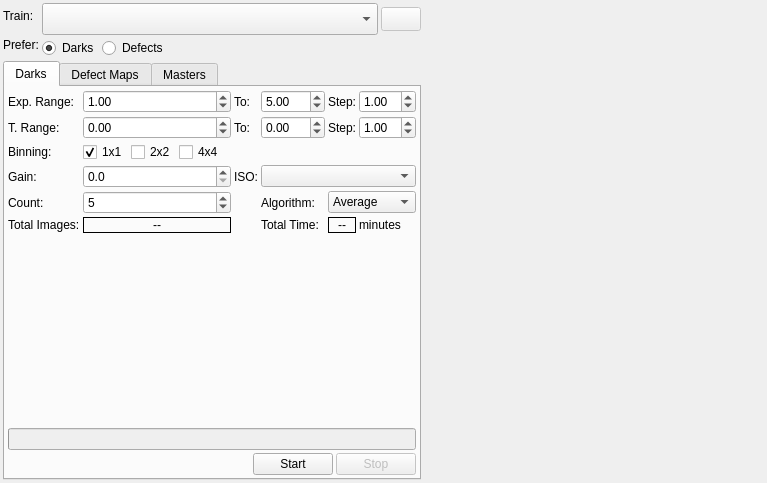
Above: kstars/ekos/auxiliary/darklibrary.ui from KDE/kstars before the change. Below: the same form after it.
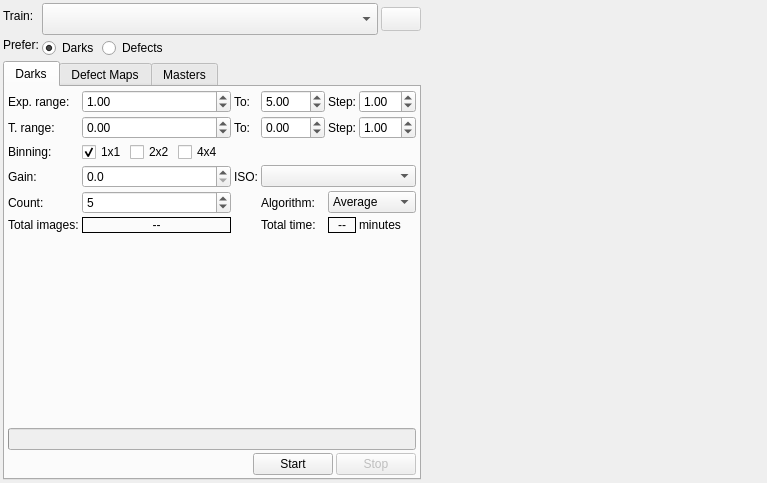
That is the form after the change. Icons and pictures are not drawn.

```diff
--- a/kstars/ekos/auxiliary/darklibrary.ui
+++ b/kstars/ekos/auxiliary/darklibrary.ui
@@ -210,7 +210,7 @@
              <item row="0" column="0">
               <widget class="QLabel" name="label">
                <property name="text">
-                <string>Exp. Range:</string>
+                <string>Exp. range:</string>
                </property>
               </widget>
              </item>
@@ -253,7 +253,7 @@
              <item row="1" column="0">
               <widget class="QLabel" name="temperatureLabel">
                <property name="text">
-                <string>T. Range:</string>
+                <string>T. range:</string>
                </property>
               </widget>
              </item>
@@ -379,7 +379,7 @@
              <item row="5" column="3">
               <widget class="QLabel" name="label_13">
                <property name="text">
-                <string>Total Time:</string>
+                <string>Total time:</string>
                </property>
               </widget>
              </item>
@@ -461,7 +461,7 @@
              <item row="5" column="0">
               <widget class="QLabel" name="label_9">
                <property name="text">
-                <string>Total Images:</string>
+                <string>Total images:</string>
                </property>
               </widget>
              </item>
```
Left out of the diff: 6 changed lines with no effect on the pictures.
